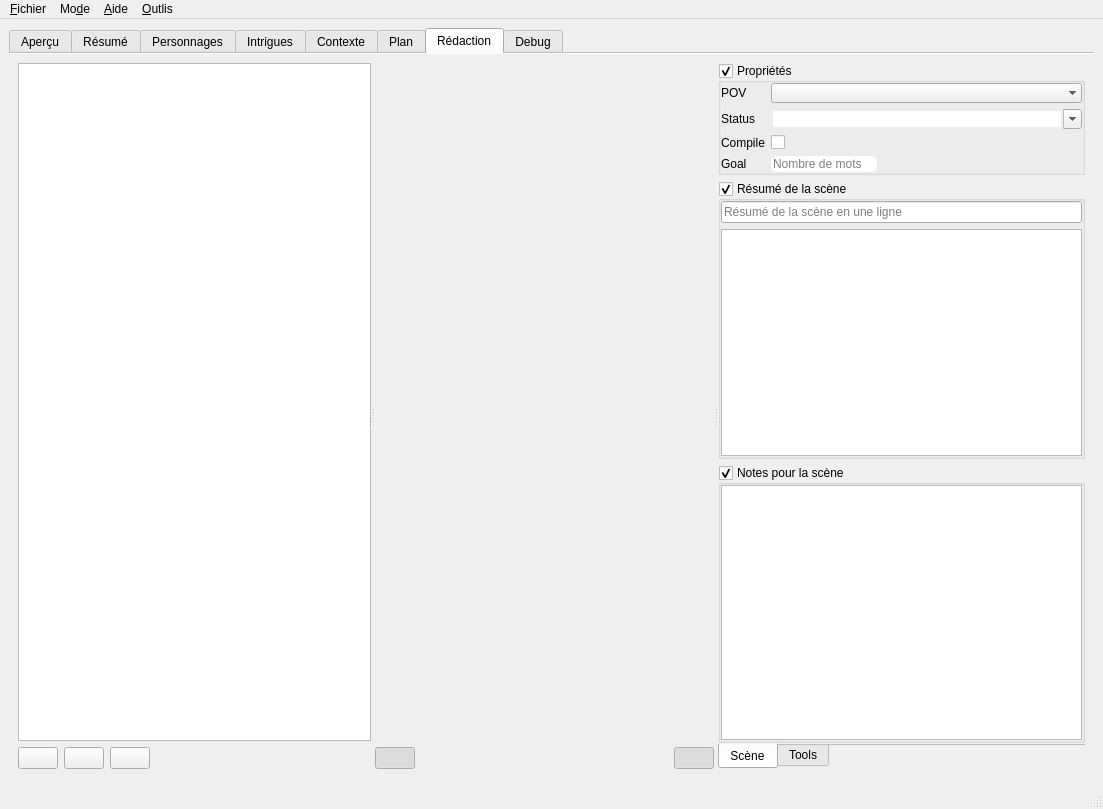
Qt form src/ui/mainWindow.ui (olivierkes/manuskript) before a commit.
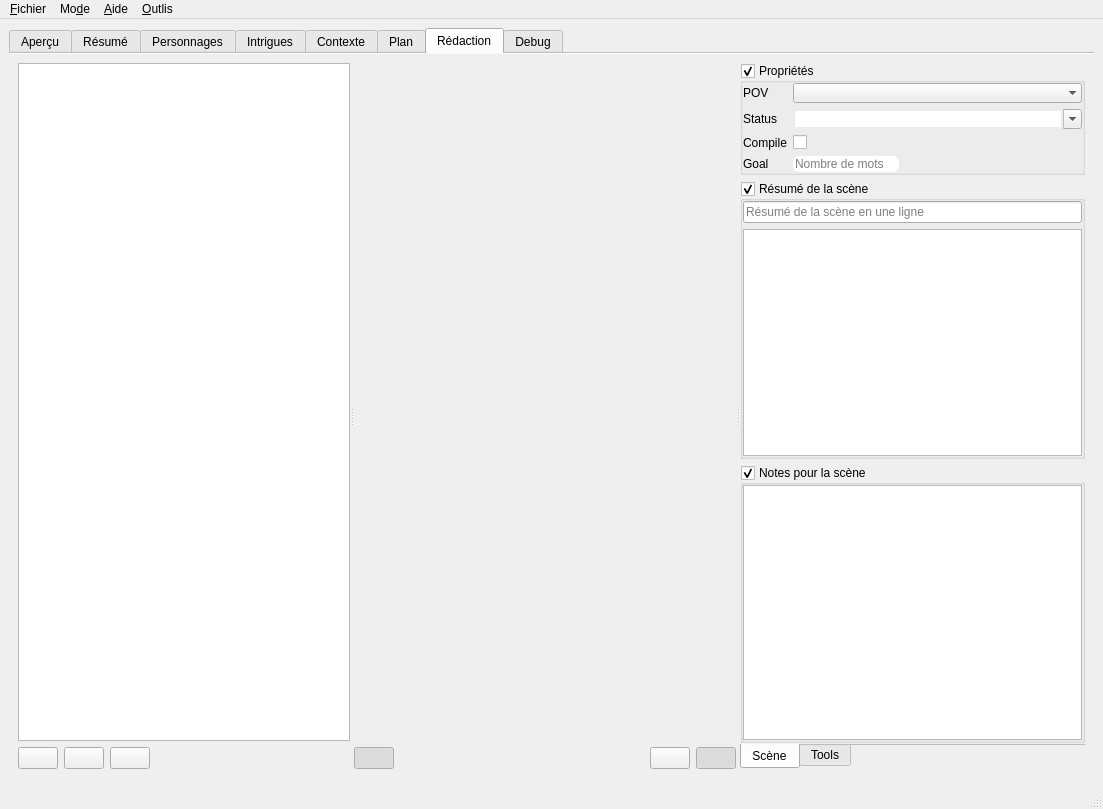
The same form after that commit. Icons and pictures are not drawn. Custom widgets are drawn as their Qt base class.

Commit message: Fullscreen mode (not that beautiful, though)

The edit to the form file:
```diff
--- a/src/ui/mainWindow.ui
+++ b/src/ui/mainWindow.ui
@@ -1672,6 +1672,12 @@
               </item>
               <item>
                <widget class="QLabel" name="lblRedacWC">
+                <property name="minimumSize">
+                 <size>
+                  <width>10</width>
+                  <height>0</height>
+                 </size>
+                </property>
                 <property name="text">
                  <string/>
                 </property>
@@ -1696,6 +1702,16 @@
                 </property>
                </widget>
               </item>
+              <item>
+               <widget class="QPushButton" name="btnRedacFullscreen">
+                <property name="text">
+                 <string/>
+                </property>
+                <property name="icon">
+                 <iconset theme="view-fullscreen"/>
+                </property>
+               </widget>
+              </item>
               <item>
                <widget class="QPushButton" name="btnRedacShowInfos">
                 <property name="text">
```
Left out of the diff: 8 changed lines with no effect on the pictures. The commit also changes 6 other files.
